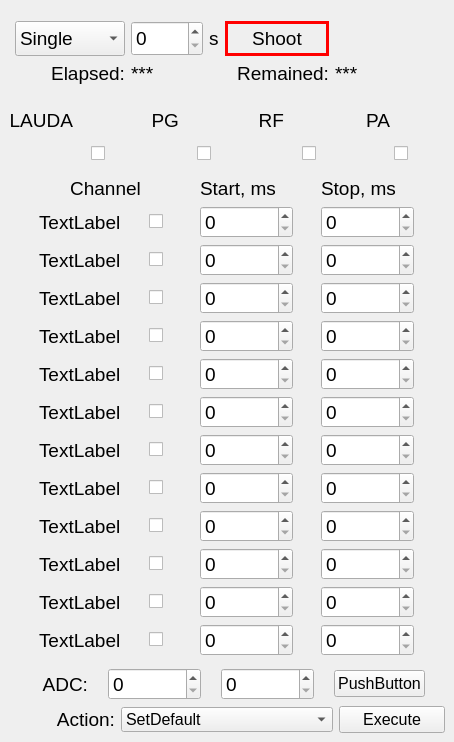
Before: the Qt Designer form Vtimer_UI.ui in salinsalins/Vtimer, drawn with Qt 5.
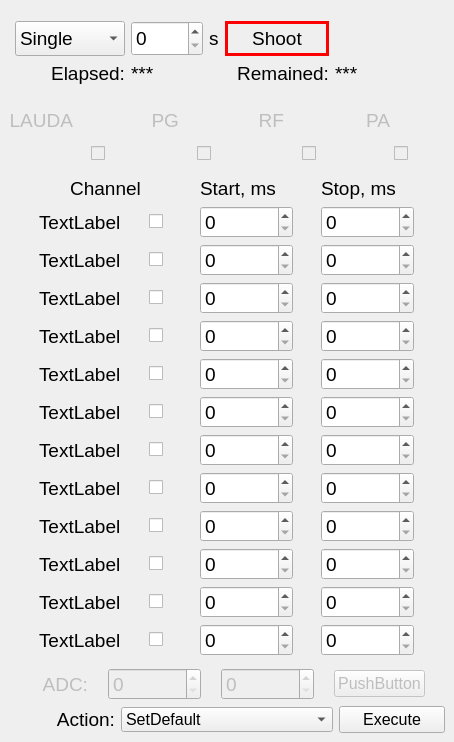
After: the same form once the commit is applied. Icons and pictures are not drawn.

The edit to the form file:
```diff
--- a/Vtimer_UI.ui
+++ b/Vtimer_UI.ui
@@ -446,7 +446,7 @@
       <item row="0" column="6">
        <widget class="QLabel" name="label_10">
         <property name="enabled">
-         <bool>true</bool>
+         <bool>false</bool>
         </property>
         <property name="sizePolicy">
          <sizepolicy hsizetype="Preferred" vsizetype="Maximum">
@@ -483,6 +483,9 @@
       </item>
       <item row="0" column="0">
        <widget class="QLabel" name="label_7">
+        <property name="enabled">
+         <bool>false</bool>
+        </property>
         <property name="sizePolicy">
          <sizepolicy hsizetype="Maximum" vsizetype="Preferred">
           <horstretch>0</horstretch>
@@ -787,7 +790,7 @@
       <item row="2" column="7">
        <widget class="QCheckBox" name="checkBox_23">
         <property name="enabled">
-         <bool>true</bool>
+         <bool>false</bool>
         </property>
         <property name="sizePolicy">
          <sizepolicy hsizetype="Maximum" vsizetype="Maximum">
@@ -824,6 +827,9 @@
       </item>
       <item row="0" column="2">
        <widget class="QLabel" name="label_8">
+        <property name="enabled">
+         <bool>false</bool>
+        </property>
         <property name="sizePolicy">
          <sizepolicy hsizetype="Preferred" vsizetype="Maximum">
           <horstretch>0</horstretch>
@@ -859,6 +865,9 @@
       </item>
       <item row="2" column="1" alignment="Qt::AlignHCenter">
        <widget class="QCheckBox" name="checkBox_20">
+        <property name="enabled">
+         <bool>false</bool>
+        </property>
         <property name="sizePolicy">
          <sizepolicy hsizetype="Maximum" vsizetype="Maximum">
           <horstretch>0</horstretch>
@@ -898,7 +907,7 @@
       <item row="2" column="5" alignment="Qt::AlignHCenter">
        <widget class="QCheckBox" name="checkBox_22">
         <property name="enabled">
-         <bool>true</bool>
+         <bool>false</bool>
         </property>
         <property name="sizePolicy">
          <sizepolicy hsizetype="Maximum" vsizetype="Maximum">
@@ -935,6 +944,9 @@
       </item>
       <item row="2" column="3" alignment="Qt::AlignHCenter">
        <widget class="QCheckBox" name="checkBox_21">
+        <property name="enabled">
+         <bool>false</bool>
+        </property>
         <property name="sizePolicy">
          <sizepolicy hsizetype="Maximum" vsizetype="Maximum">
           <horstretch>0</horstretch>
@@ -971,7 +983,7 @@
       <item row="0" column="4">
        <widget class="QLabel" name="label_9">
         <property name="enabled">
-         <bool>true</bool>
+         <bool>false</bool>
         </property>
         <property name="sizePolicy">
          <sizepolicy hsizetype="Preferred" vsizetype="Maximum">
@@ -2786,6 +2798,9 @@
       </property>
       <item>
        <widget class="QLabel" name="label_46">
+        <property name="enabled">
+         <bool>false</bool>
+        </property>
         <property name="sizePolicy">
          <sizepolicy hsizetype="Preferred" vsizetype="Preferred">
           <horstretch>0</horstretch>
@@ -2821,6 +2836,9 @@
       </item>
       <item>
        <widget class="QSpinBox" name="spinBox_35">
+        <property name="enabled">
+         <bool>false</bool>
+        </property>
         <property name="sizePolicy">
          <sizepolicy hsizetype="Maximum" vsizetype="Preferred">
           <horstretch>0</horstretch>
@@ -2856,6 +2874,9 @@
       </item>
       <item>
        <widget class="QSpinBox" name="spinBox_34">
+        <property name="enabled">
+         <bool>false</bool>
+        </property>
         <property name="sizePolicy">
          <sizepolicy hsizetype="Maximum" vsizetype="Preferred">
           <horstretch>0</horstretch>
@@ -2891,6 +2912,9 @@
       </item>
       <item>
        <widget class="QPushButton" name="pushButton_34">
+        <property name="enabled">
+         <bool>false</bool>
+        </property>
         <property name="text">
          <string>PushButton</string>
         </property>
```
